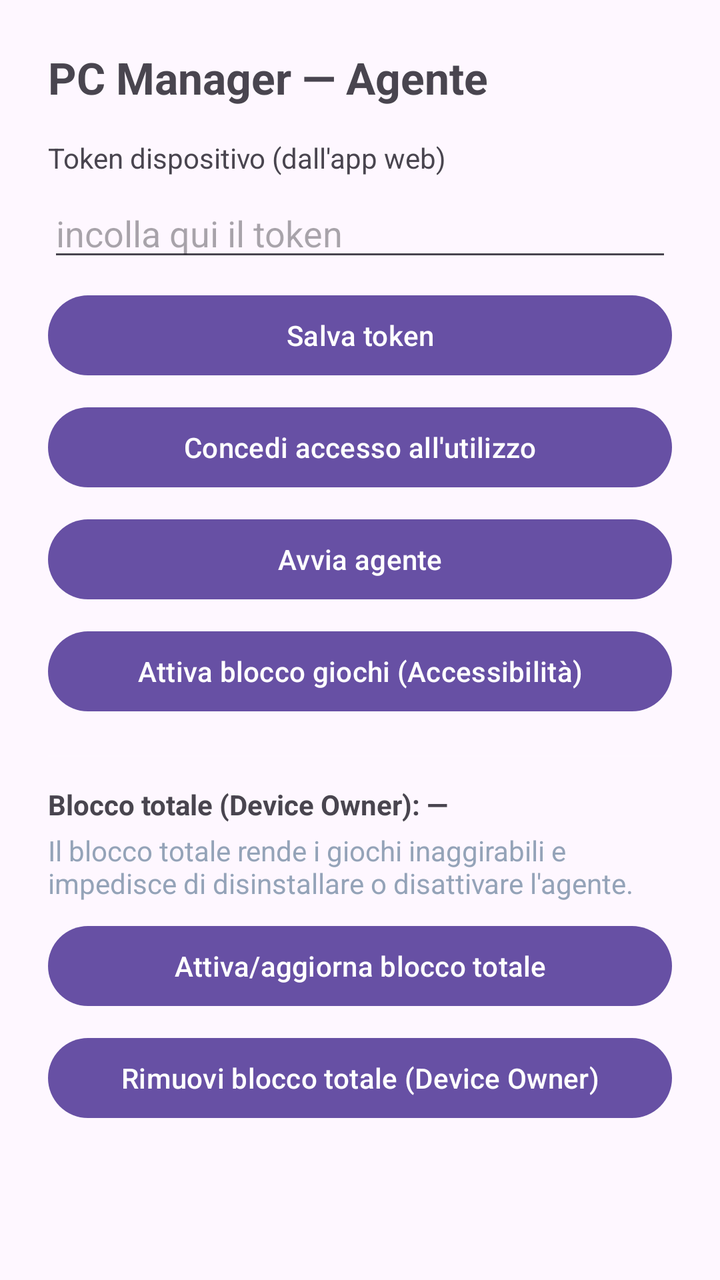
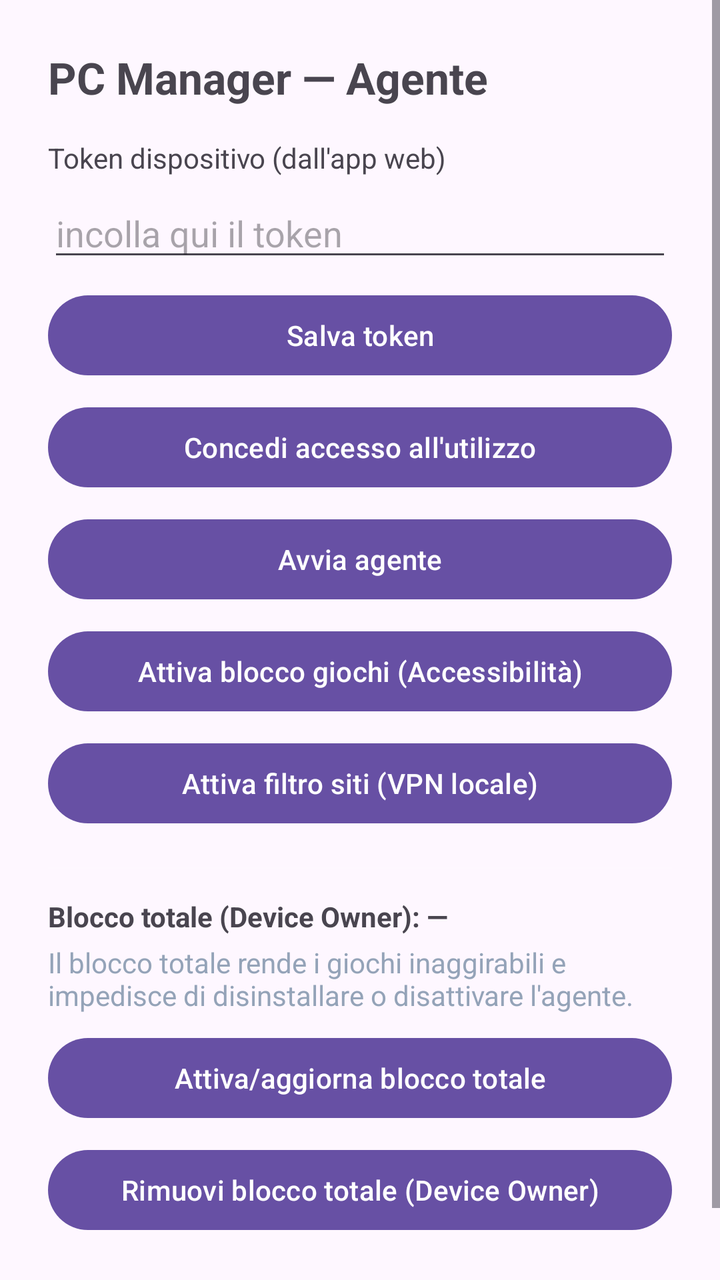

Before-and-after screenshots of an Android layout around one commit, followed by the original layout XML and the change that was made.
<!-- AndroidManifest.xml: application theme Theme.Material3.DayNight.NoActionBar -->
<!-- res/layout/activity_main.xml -->
<?xml version="1.0" encoding="utf-8"?>
<ScrollView xmlns:android="http://schemas.android.com/apk/res/android"
    android:layout_width="match_parent" android:layout_height="match_parent">
<LinearLayout
    android:orientation="vertical" android:padding="24dp"
    android:layout_width="match_parent" android:layout_height="wrap_content">

    <TextView android:layout_width="wrap_content" android:layout_height="wrap_content"
        android:text="PC Manager — Agente" android:textSize="22sp" android:textStyle="bold"
        android:paddingBottom="16dp" />

    <TextView android:layout_width="wrap_content" android:layout_height="wrap_content"
        android:text="Token dispositivo (dall'app web)" android:paddingBottom="6dp" />
    <EditText android:id="@+id/token" android:layout_width="match_parent" android:layout_height="wrap_content"
        android:hint="incolla qui il token" android:inputType="text" />

    <Button android:id="@+id/save" android:layout_width="match_parent" android:layout_height="wrap_content"
        android:text="Salva token" android:layout_marginTop="8dp" />
    <Button android:id="@+id/grant" android:layout_width="match_parent" android:layout_height="wrap_content"
        android:text="Concedi accesso all'utilizzo" android:layout_marginTop="8dp" />
    <Button android:id="@+id/start" android:layout_width="match_parent" android:layout_height="wrap_content"
        android:text="Avvia agente" android:layout_marginTop="8dp" />
    <Button android:id="@+id/accessibility" android:layout_width="match_parent" android:layout_height="wrap_content"
        android:text="Attiva blocco giochi (Accessibilità)" android:layout_marginTop="8dp" />

    <View android:layout_width="match_parent" android:layout_height="1dp"
        android:background="#22FFFFFF" android:layout_marginTop="18dp" />
    <TextView android:id="@+id/doStatus" android:layout_width="wrap_content" android:layout_height="wrap_content"
        android:text="Blocco totale (Device Owner): —" android:textStyle="bold" android:layout_marginTop="14dp" />
    <TextView android:layout_width="wrap_content" android:layout_height="wrap_content"
        android:text="Il blocco totale rende i giochi inaggirabili e impedisce di disinstallare o disattivare l'agente."
        android:textColor="#94a3b8" android:paddingTop="4dp" />
    <Button android:id="@+id/doApply" android:layout_width="match_parent" android:layout_height="wrap_content"
        android:text="Attiva/aggiorna blocco totale" android:layout_marginTop="8dp" />
    <Button android:id="@+id/doRelease" android:layout_width="match_parent" android:layout_height="wrap_content"
        android:text="Rimuovi blocco totale (Device Owner)" android:layout_marginTop="8dp" />

    <TextView android:id="@+id/status" android:layout_width="wrap_content" android:layout_height="wrap_content"
        android:text="" android:paddingTop="16dp" android:textColor="#22c55e" />
</LinearLayout>
</ScrollView>
<!-- resources referenced by this layout -->
<resources>

</resources>

<!-- the commit's change to res/layout/activity_main.xml (unified diff, before → after) -->
@@ -23,6 +23,9 @@
     <Button android:id="@+id/accessibility" android:layout_width="match_parent" android:layout_height="wrap_content"
         android:text="Attiva blocco giochi (Accessibilità)" android:layout_marginTop="8dp" />
 
+    <Button android:id="@+id/vpn" android:layout_width="match_parent" android:layout_height="wrap_content"
+        android:text="Attiva filtro siti (VPN locale)" android:layout_marginTop="8dp" />
+
     <View android:layout_width="match_parent" android:layout_height="1dp"
         android:background="#22FFFFFF" android:layout_marginTop="18dp" />
     <TextView android:id="@+id/doStatus" android:layout_width="wrap_content" android:layout_height="wrap_content"
